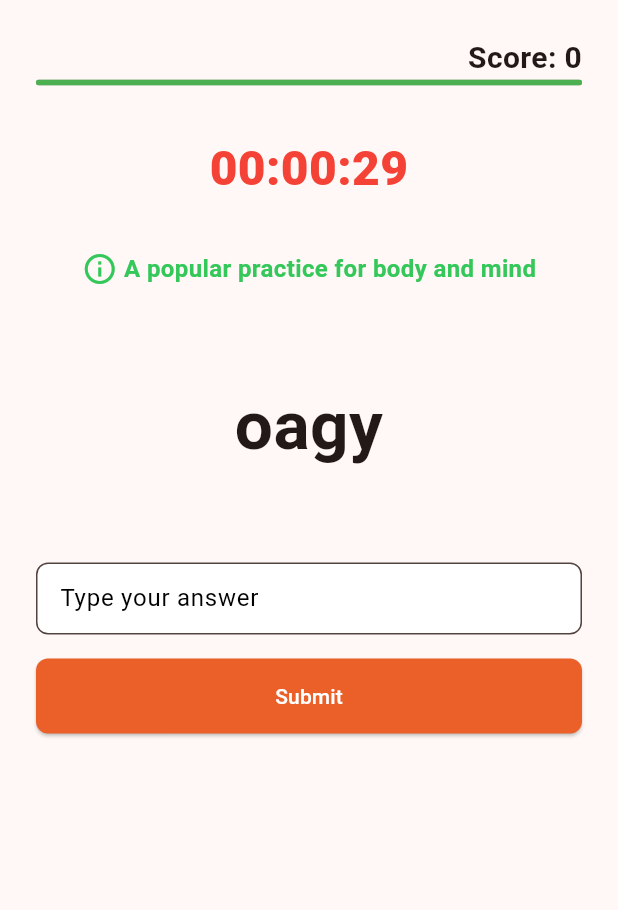
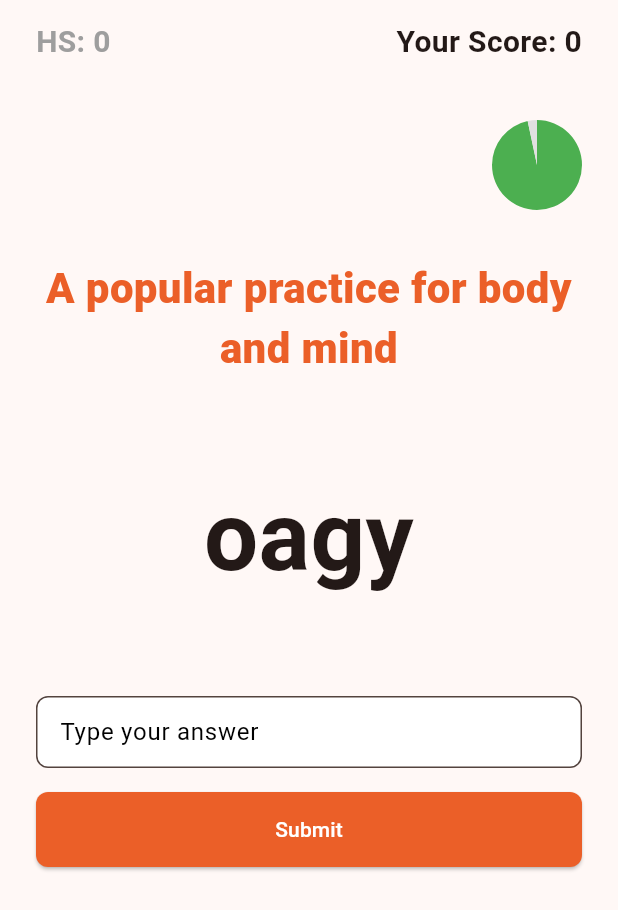
Before and after one commit to shetty456/mumbojumbo, a Flutter app: the GameZoneScreen screen opened by its route, on a phone screen of 412 x 824 dp. Shown: the top 910 px of the screen. Run offline on Flutter 3.47's test engine with Material 3 defaults, Android fonts, the phone set to English and light mode, and no system bars; our stand-ins replace audioplayers, flutter_animate, flutter_hooks, freezed_annotation, go_router, hooks_riverpod and 2 more; accounts and stored records are empty; generated files the repository leaves out were written again.

Commit message:
add timer

```diff
--- a/lib/screens/gamezone_screen.dart
+++ b/lib/screens/gamezone_screen.dart
@@ -8,7 +8,7 @@ import 'package:mumbojumbo/common/models/common_models.dart';
 import 'dart:math';
 
 import 'package:mumbojumbo/common/router.dart';
-import 'package:mumbojumbo/screens/onboarding_screen.dart';
+import 'package:mumbojumbo/main.dart';
 
 class GameZoneScreen extends HookWidget {
   const GameZoneScreen({super.key});
@@ -19,13 +19,14 @@ class GameZoneScreen extends HookWidget {
     final currentAnagram = useState<String>('');
     final correctAnswer = useState<String>('');
     final currentHint = useState<String>('');
-    final score = useState<int>(0);  // Score state
+    final score = useState<int>(0); // Score state
     final questionIndex = useState<int>(0);
     final timer = useState<Timer?>(null);
     final timeLeft = useState<int>(30);
     final controller = useTextEditingController();
     final focusNode = useFocusNode();
     final isButtonEnabled = useState<bool>(false);
+    final progressValue = useState(1.0);
 
     useEffect(() {
       void listener() {
@@ -54,7 +55,7 @@ class GameZoneScreen extends HookWidget {
       timer.value?.cancel();
       controller.clear();
       timeLeft.value = 30;
-     context.go(AppRoutePaths.gameover, extra: score.value);
+      context.go(AppRoutePaths.gameover, extra: score.value);
     }
 
     void startTimer() {
@@ -62,6 +63,7 @@ class GameZoneScreen extends HookWidget {
       timer.value = Timer.periodic(const Duration(seconds: 1), (Timer t) {
         if (timeLeft.value > 0) {
           timeLeft.value--;
+          progressValue.value = timeLeft.value / 30;
         } else {
           endGame();
         }
@@ -149,76 +151,87 @@ class GameZoneScreen extends HookWidget {
       return '${(Duration(seconds: seconds))}'.split('.')[0].padLeft(8, '0');
     }
 
+    // Determine the color based on the remaining time (green for > 25%, red for <= 25%)
+    Color getPieColor() {
+      if (progressValue.value > 0.25) {
+        return Colors.green;
+      } else {
+        return Colors.red;
+      }
+    }
+
     return Scaffold(
+      appBar: AppBar(
+        automaticallyImplyLeading: false,
+        actions: [
+          Padding(
+            padding: const EdgeInsets.only(left: 24.0),
+            child: Text(
+              'HS: ${score.value}',
+              style: TextStyle(
+                  fontSize: 20,
+                  fontWeight: FontWeight.bold,
+                  color: Colors.grey.shade500),
+            ),
+          ),
+          const Spacer(),
+          Padding(
+            padding: const EdgeInsets.only(right: 24.0),
+            child: Text(
+              'Your Score: ${score.value}',
+              style: const TextStyle(
+                fontSize: 20,
+                fontWeight: FontWeight.bold,
+              ),
+            ),
+          ),
+        ],
+      ),
       body: SafeArea(
         child: Padding(
           padding: const EdgeInsets.all(24.0),
           child: Column(
             crossAxisAlignment: CrossAxisAlignment.stretch,
             children: [
-              // Displaying the score in the top right corner
+              // ClipRRect(
+              //   borderRadius: BorderRadius.circular(8),
+              //   child: AnimatedBuilder(
+              //     animation: animation,
+              //     builder: (context, child) {
+              //       return LinearProgressIndicator(
+              //         value: animation.value,
+              //         color: Colors.green,
+              //         backgroundColor: Colors.grey,
+              //       );
+              //     },
+              //   ),
+              // ),
+              // const SizedBox(height: 32),
               Row(
-                mainAxisAlignment: MainAxisAlignment.spaceBetween,
                 children: [
-                  const SizedBox(), // Empty widget to keep score aligned to the right
-                  Text(
-                    'Score: ${score.value}',
-                    style: const TextStyle(
-                      fontSize: 20,
-                      fontWeight: FontWeight.bold,
-                    ),
+                  const Spacer(),
+                  CustomPaint(
+                    size:
+                        const Size(60, 60), // Adjust the size of the pie chart
+                    painter:
+                        PieChartPainter(progressValue.value, getPieColor()),
                   ),
                 ],
               ),
 
-              ClipRRect(
-                borderRadius: BorderRadius.circular(8),
-                child: AnimatedBuilder(
-                  animation: animation,
-                  builder: (context, child) {
-                    return LinearProgressIndicator(
-                      value: animation.value,
-                      color: Colors.green,
-                      backgroundColor: Colors.grey,
-                    );
-                  },
-                ),
-              ),
-
               const SizedBox(height: 32),
               Text(
-                formatTime(timeLeft.value),
+                currentHint.value,
                 style: const TextStyle(
-                    fontSize: 32,
-                    color: Colors.red,
-                    fontWeight: FontWeight.w900),
+                    fontSize: 28, color: spcolor, fontWeight: FontWeight.w900),
                 textAlign: TextAlign.center,
-              ),
-              const SizedBox(height: 32),
-              Row(
-                mainAxisAlignment: MainAxisAlignment.center,
-                children: [
-                  const Icon(
-                    Icons.info_outline,
-                    color: Color(0xff34C759),
-                  ),
-                  const SizedBox(width: 4),
-                  Text(
-                    currentHint.value,
-                    style: const TextStyle(
-                        fontSize: 16,
-                        color: Color(0xff34C759),
-                        fontWeight: FontWeight.w600),
-                    textAlign: TextAlign.center,
-                  ),
-                ],
               ),
               const SizedBox(height: 60),
               Text(
                 textAlign: TextAlign.center,
                 currentAnagram.value,
                 style:
-                    const TextStyle(fontSize: 45, fontWeight: FontWeight.bold),
+                    const TextStyle(fontSize: 64, fontWeight: FontWeight.bold),
               ),
               const SizedBox(height: 60),
               TextField(
@@ -254,3 +267,52 @@ class GameZoneScreen extends HookWidget {
     );
   }
 }
+
+// CustomPainter for the pie chart-like countdown effect
+class PieChartPainter extends CustomPainter {
+  final double
+      progress; // Progress value for the pie chart (1.0 is full, 0.0 is empty)
+  final Color pieColor; // Color for the pie based on the remaining time
+
+  PieChartPainter(this.progress, this.pieColor);
+
+  @override
+  void paint(Canvas canvas, Size size) {
+    Paint paint = Paint()
+      ..style = PaintingStyle.fill
+      ..color = pieColor;
+
+    double radius = min(size.width / 2, size.height / 2);
+    Offset center = Offset(size.width / 2, size.height / 2);
+
+    // Draw the pie chart's progress based on remaining time
+    double sweepAngle = 2 * pi * progress;
+    canvas.drawArc(
+      Rect.fromCircle(center: center, radius: radius),
+      -pi / 2, // Start at the top (12 o'clock)
+      sweepAngle,
+      true,
+      paint,
+    );
+
+    // Draw the background color for the remaining part
+    Paint backgroundPaint = Paint()
+      ..style = PaintingStyle.fill
+      ..color = Colors.grey[300]!; // Color for empty part of the pie
+
+    canvas.drawArc(
+      Rect.fromCircle(center: center, radius: radius),
+      -pi / 2 + sweepAngle, // Start after the progress arc
+      2 * pi - sweepAngle, // Cover the remaining part
+      true,
+      backgroundPaint,
+    );
+  }
+
+  @override
+  bool shouldRepaint(PieChartPainter oldDelegate) {
+    return oldDelegate.progress != progress ||
+        oldDelegate.pieColor !=
+            pieColor; // Repaint only when progress or color changes
+  }
+}
```
